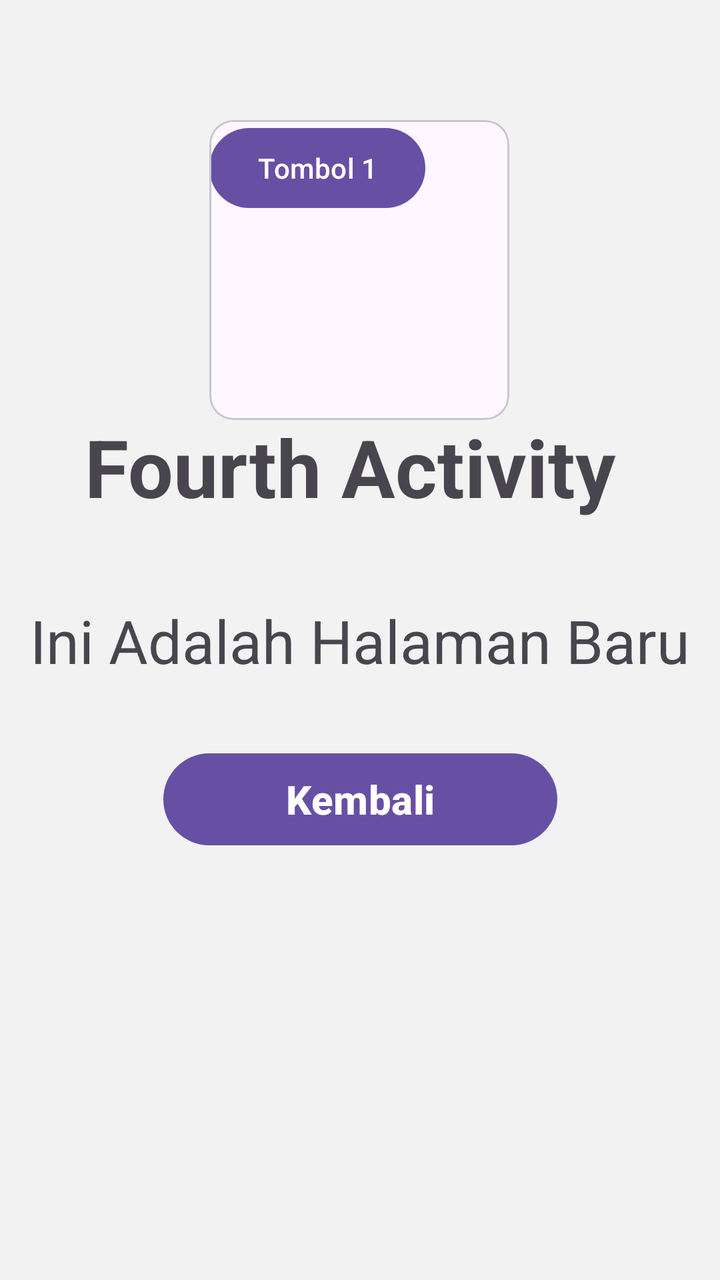
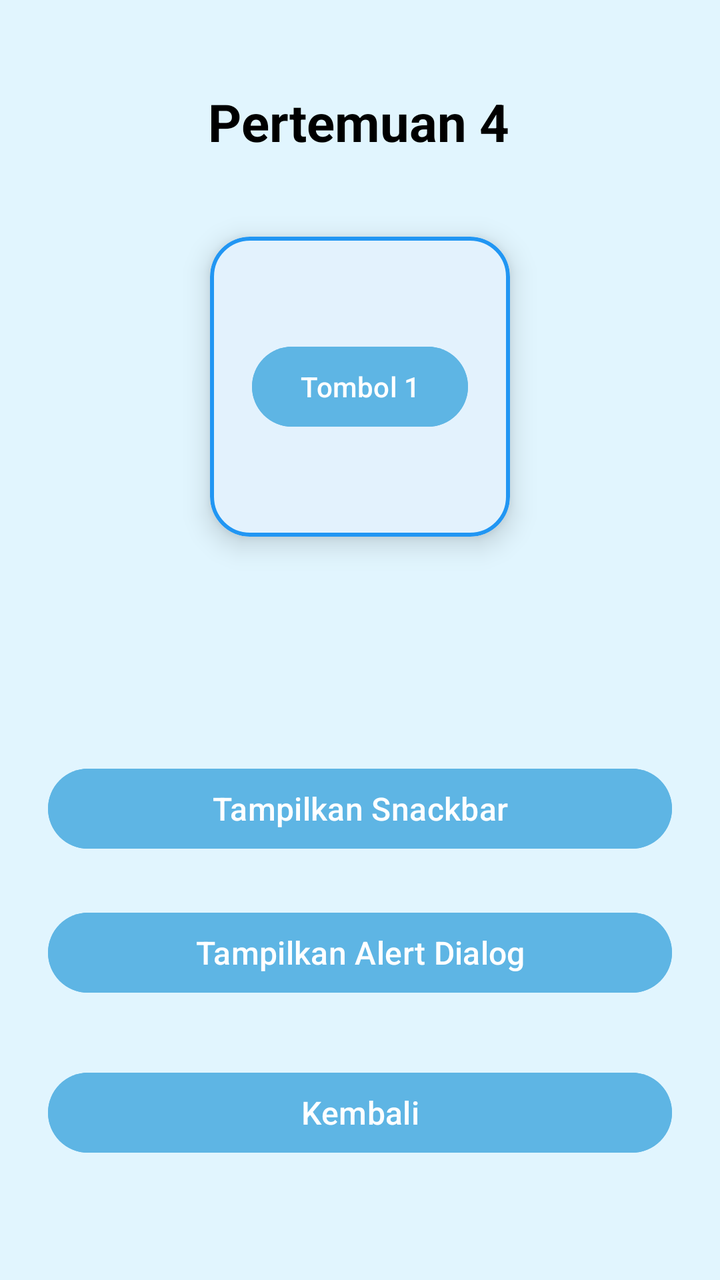

The first picture is an Android layout as it rendered before a commit; the second is the same layout after the commit. The layout source and the unified diff follow.
<!-- AndroidManifest.xml: application theme Theme.Mars_FarhanAlKhairi -->
<!-- res/layout/activity_fourth.xml -->
<?xml version="1.0" encoding="utf-8"?>
<androidx.constraintlayout.widget.ConstraintLayout xmlns:android="http://schemas.android.com/apk/res/android"
    xmlns:app="http://schemas.android.com/apk/res-auto"
    xmlns:tools="http://schemas.android.com/tools"
    android:id="@+id/main"
    android:layout_width="match_parent"
    android:layout_height="match_parent"
    android:background="#F2F2F2"
    tools:context=".pertemuan4.FourthActivity">

    <TextView
        android:id="@+id/textView"
        android:layout_width="wrap_content"
        android:layout_height="wrap_content"
        android:text="Fourth Activity "
        android:textSize="40sp"
        android:textStyle="bold"
        app:layout_constraintBottom_toBottomOf="parent"
        app:layout_constraintEnd_toEndOf="parent"
        app:layout_constraintStart_toStartOf="parent"
        app:layout_constraintTop_toTopOf="parent"
        app:layout_constraintVertical_bias="0.352" />

    <Button
        android:id="@+id/btnKembali"
        android:layout_width="197dp"
        android:layout_height="54dp"
        android:text="Kembali"
        android:textSize="20sp"
        android:textStyle="bold"
        app:layout_constraintBottom_toBottomOf="parent"
        app:layout_constraintEnd_toEndOf="parent"
        app:layout_constraintStart_toStartOf="parent"
        app:layout_constraintTop_toTopOf="parent"
        app:layout_constraintVertical_bias="0.636" />

    <com.google.android.material.card.MaterialCardView
        android:layout_width="150dp"
        android:layout_height="150dp"
        android:layout_marginTop="60dp"
        app:layout_constraintEnd_toEndOf="parent"
        app:layout_constraintHorizontal_bias="0.498"
        app:layout_constraintStart_toStartOf="parent"
        app:layout_constraintTop_toTopOf="parent">

        <Button
            android:id="@+id/btn1"
            android:layout_width="wrap_content"
            android:layout_height="wrap_content"
            android:text="Tombol 1" />

    </com.google.android.material.card.MaterialCardView>

    <TextView
        android:id="@+id/textView2"
        android:layout_width="wrap_content"
        android:layout_height="wrap_content"
        android:text="Ini Adalah Halaman Baru"
        android:textSize="30sp"
        app:layout_constraintBottom_toBottomOf="parent"
        app:layout_constraintEnd_toEndOf="parent"
        app:layout_constraintStart_toStartOf="parent"
        app:layout_constraintTop_toTopOf="parent" />
</androidx.constraintlayout.widget.ConstraintLayout>
<!-- resources referenced by this layout -->
<resources>
  <style name="Theme.Mars_FarhanAlKhairi" parent="Base.Theme.Mars_FarhanAlKhairi" />
  <style name="Base.Theme.Mars_FarhanAlKhairi" parent="Theme.Material3.DayNight.NoActionBar">
          
          
      </style>
</resources>

<!-- the commit's change to res/layout/activity_fourth.xml (unified diff, before → after) -->
@@ -1,64 +1,104 @@
 <?xml version="1.0" encoding="utf-8"?>
-<androidx.constraintlayout.widget.ConstraintLayout xmlns:android="http://schemas.android.com/apk/res/android"
+<androidx.constraintlayout.widget.ConstraintLayout
+    xmlns:android="http://schemas.android.com/apk/res/android"
     xmlns:app="http://schemas.android.com/apk/res-auto"
-    xmlns:tools="http://schemas.android.com/tools"
     android:id="@+id/main"
     android:layout_width="match_parent"
     android:layout_height="match_parent"
-    android:background="#F2F2F2"
-    tools:context=".pertemuan4.FourthActivity">
+    android:background="#E1F5FE"
+    android:padding="24dp">
+
 
     <TextView
-        android:id="@+id/textView"
+        android:id="@+id/tvTitle"
         android:layout_width="wrap_content"
         android:layout_height="wrap_content"
-        android:text="Fourth Activity "
-        android:textSize="40sp"
+        android:text="Pertemuan 4"
+        android:textColor="@android:color/black"
+        android:textSize="26sp"
         android:textStyle="bold"
         app:layout_constraintBottom_toBottomOf="parent"
         app:layout_constraintEnd_toEndOf="parent"
+        app:layout_constraintHorizontal_bias="0.497"
         app:layout_constraintStart_toStartOf="parent"
         app:layout_constraintTop_toTopOf="parent"
-        app:layout_constraintVertical_bias="0.352" />
+        app:layout_constraintVertical_bias="0.035" />
+
+    <com.google.android.material.card.MaterialCardView
+        android:id="@+id/cardDemo"
+        android:layout_width="150dp"
+        android:layout_height="150dp"
+        android:layout_marginTop="40dp"
+        app:cardBackgroundColor="#E3F2FD"
+        app:cardCornerRadius="20dp"
+        app:cardElevation="8dp"
+        app:cardPreventCornerOverlap="true"
+        app:layout_constraintEnd_toEndOf="parent"
+        app:layout_constraintStart_toStartOf="parent"
+        app:layout_constraintTop_toBottomOf="@id/tvTitle"
+        app:strokeColor="#2196F3"
+        app:strokeWidth="2dp">
+
+        <androidx.constraintlayout.widget.ConstraintLayout
+            android:layout_width="match_parent"
+            android:layout_height="match_parent"
+            android:padding="10dp">
+
+            <Button
+                android:id="@+id/btn1"
+                android:layout_width="wrap_content"
+                android:layout_height="wrap_content"
+                android:text="Tombol 1"
+                android:backgroundTint="#5eb5e4"
+                android:textSize="14sp"
+
+                app:layout_constraintBottom_toBottomOf="parent"
+                app:layout_constraintEnd_toEndOf="parent"
+                app:layout_constraintStart_toStartOf="parent"
+                app:layout_constraintTop_toTopOf="parent" />
+
+        </androidx.constraintlayout.widget.ConstraintLayout>
+
+    </com.google.android.material.card.MaterialCardView>
+
+
+    <Button
+        android:id="@+id/btnShowSnackbar"
+        android:layout_width="0dp"
+        android:layout_height="wrap_content"
+        android:layout_marginTop="112dp"
+        android:text="Tampilkan Snackbar"
+        android:textSize="16sp"
+        android:backgroundTint="#5eb5e4"
+        app:layout_constraintEnd_toEndOf="parent"
+        app:layout_constraintHorizontal_bias="0.0"
+        app:layout_constraintStart_toStartOf="parent"
+        app:layout_constraintTop_toBottomOf="@id/cardDemo" />
+
+    <Button
+        android:id="@+id/btnShowAlertDialog"
+        android:layout_width="0dp"
+        android:layout_height="wrap_content"
+        android:layout_marginTop="24dp"
+        android:backgroundTint="#5eb5e4"
+        android:text="Tampilkan Alert Dialog"
+        android:textSize="16sp"
+        app:layout_constraintEnd_toEndOf="parent"
+        app:layout_constraintHorizontal_bias="0.0"
+        app:layout_constraintStart_toStartOf="parent"
+        app:layout_constraintTop_toBottomOf="@id/btnShowSnackbar" />
 
     <Button
         android:id="@+id/btnKembali"
-        android:layout_width="197dp"
-        android:layout_height="54dp"
+        android:layout_width="0dp"
+        android:backgroundTint="#5eb5e4"
+        android:layout_height="wrap_content"
+        android:layout_marginTop="32dp"
         android:text="Kembali"
-        android:textSize="20sp"
-        android:textStyle="bold"
-        app:layout_constraintBottom_toBottomOf="parent"
+        android:textSize="16sp"
         app:layout_constraintEnd_toEndOf="parent"
+        app:layout_constraintHorizontal_bias="0.0"
         app:layout_constraintStart_toStartOf="parent"
-        app:layout_constraintTop_toTopOf="parent"
-        app:layout_constraintVertical_bias="0.636" />
+        app:layout_constraintTop_toBottomOf="@id/btnShowAlertDialog" />
 
-    <com.google.android.material.card.MaterialCardView
-        android:layout_width="150dp"
-        android:layout_height="150dp"
-        android:layout_marginTop="60dp"
-        app:layout_constraintEnd_toEndOf="parent"
-        app:layout_constraintHorizontal_bias="0.498"
-        app:layout_constraintStart_toStartOf="parent"
-        app:layout_constraintTop_toTopOf="parent">
-
-        <Button
-            android:id="@+id/btn1"
-            android:layout_width="wrap_content"
-            android:layout_height="wrap_content"
-            android:text="Tombol 1" />
-
-    </com.google.android.material.card.MaterialCardView>
-
-    <TextView
-        android:id="@+id/textView2"
-        android:layout_width="wrap_content"
-        android:layout_height="wrap_content"
-        android:text="Ini Adalah Halaman Baru"
-        android:textSize="30sp"
-        app:layout_constraintBottom_toBottomOf="parent"
-        app:layout_constraintEnd_toEndOf="parent"
-        app:layout_constraintStart_toStartOf="parent"
-        app:layout_constraintTop_toTopOf="parent" />
 </androidx.constraintlayout.widget.ConstraintLayout>
